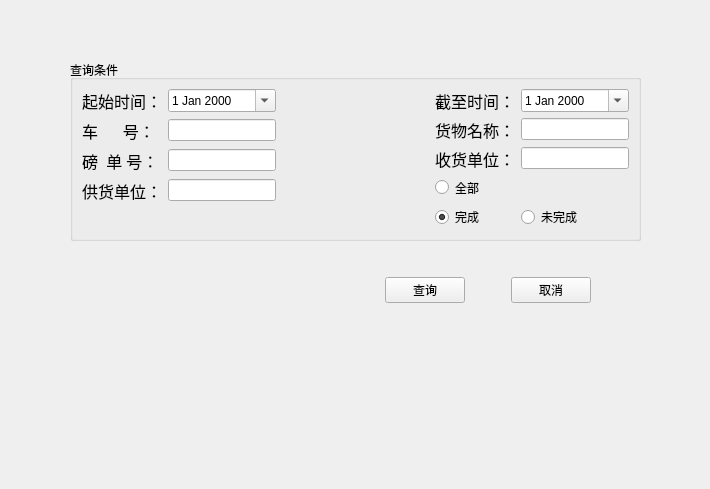
yuyan235813/balance_platform, file ui/poll_main.ui: the form before one commit.
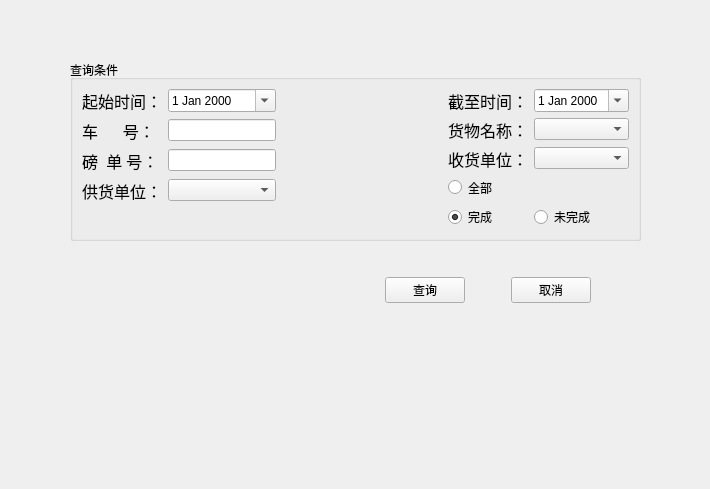
The form after the commit.

```diff
--- a/ui/poll_main.ui
+++ b/ui/poll_main.ui
@@ -147,13 +147,6 @@
           </property>
          </widget>
         </item>
-        <item row="3" column="1">
-         <widget class="QLineEdit" name="SupplyNameLineEdit">
-          <property name="echoMode">
-           <enum>QLineEdit::Password</enum>
-          </property>
-         </widget>
-        </item>
         <item row="0" column="1">
          <widget class="QDateEdit" name="begindateEdit">
           <property name="calendarPopup">
@@ -161,6 +154,9 @@
           </property>
          </widget>
         </item>
+        <item row="3" column="1">
+         <widget class="QComboBox" name="SupplyNamecomboBox"/>
+        </item>
        </layout>
       </item>
       <item>
@@ -204,9 +200,6 @@
           </property>
          </widget>
         </item>
-        <item row="1" column="1">
-         <widget class="QLineEdit" name="CargoNameLineEdit"/>
-        </item>
         <item row="2" column="0">
          <widget class="QLabel" name="label_11">
           <property name="font">
@@ -220,9 +213,6 @@
           </property>
          </widget>
         </item>
-        <item row="2" column="1">
-         <widget class="QLineEdit" name="ReceiverNameLineEdit"/>
-        </item>
         <item row="0" column="1">
          <widget class="QDateEdit" name="enddateEdit">
           <property name="calendarPopup">
@@ -254,6 +244,12 @@
           </property>
          </widget>
         </item>
+        <item row="2" column="1">
+         <widget class="QComboBox" name="ReceiverNamecomboBox"/>
+        </item>
+        <item row="1" column="1">
+         <widget class="QComboBox" name="CargoNamecomboBox"/>
+        </item>
        </layout>
       </item>
      </layout>
```
